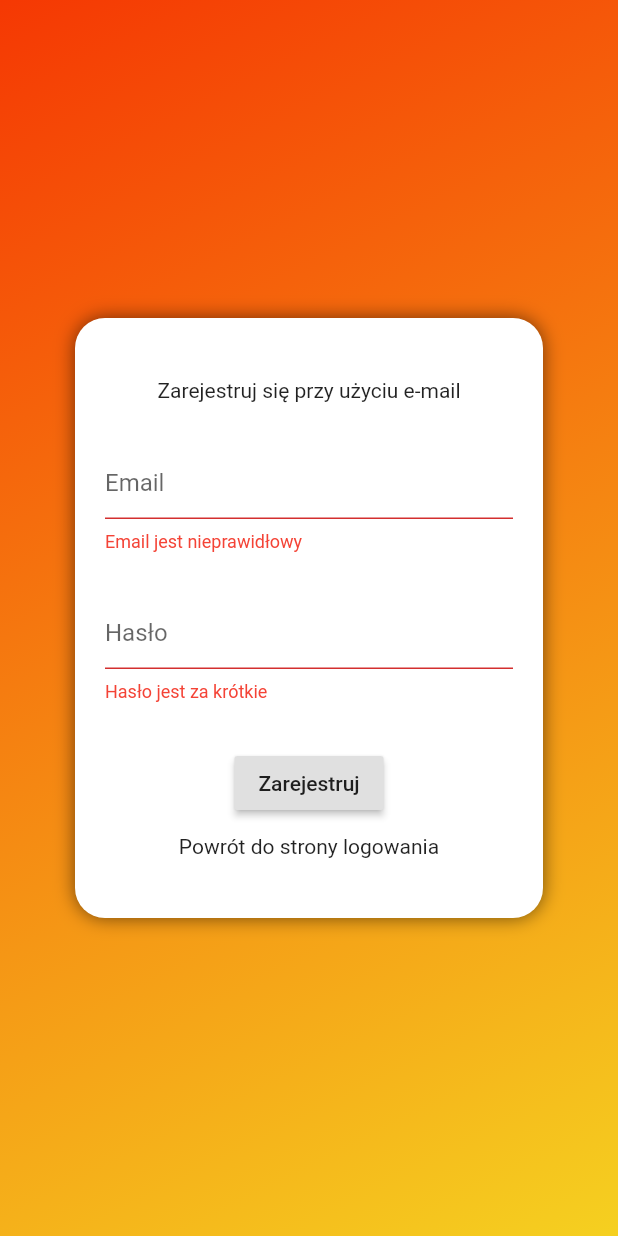
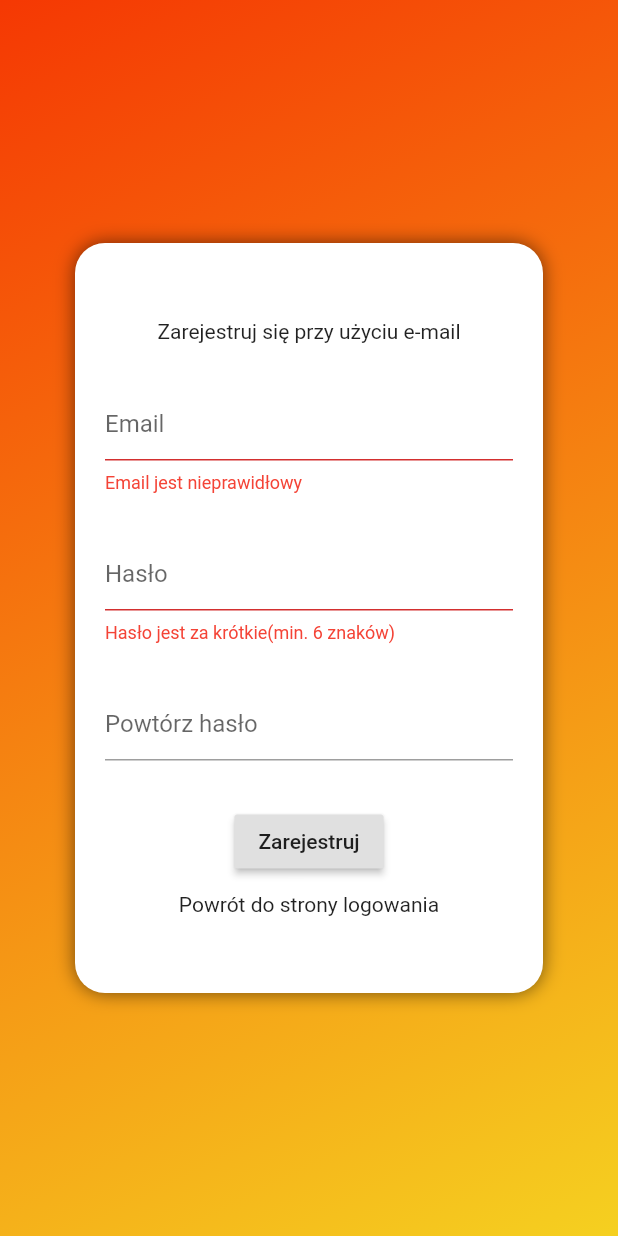
Before and after one commit to RRebilas/student_tool, a Flutter app: the RegisterPage screen opened directly, after a tap on "Zarejestruj", on a phone screen of 412 x 824 dp. Run offline on Flutter 3.47's test engine with Material 2 defaults, Android fonts, the phone set to English and light mode, and no system bars; our stand-ins replace bottom_navy_bar, email_validator, firebase_auth, font_awesome_flutter, google_fonts; accounts and stored records are empty; network calls fail.

Commit message:
implemented signing up with email and password

```diff
--- a/lib/screens/RegisterPage.dart
+++ b/lib/screens/RegisterPage.dart
@@ -1,5 +1,6 @@
 import 'package:email_validator/email_validator.dart';
 import 'package:flutter/material.dart';
+import 'package:studenttool/authenticate/authenticate.dart';
 
 class RegisterPage extends StatefulWidget {
   @override
@@ -8,10 +9,16 @@ class RegisterPage extends StatefulWidget {
 
 class _RegisterPageState extends State<RegisterPage> {
   final _registerFormKey = GlobalKey<FormState>();
+  final GlobalKey<ScaffoldState> _scaffoldKey = GlobalKey<ScaffoldState>();
+
+  TextEditingController _email = TextEditingController();
+  TextEditingController _password = TextEditingController();
 
   @override
   Widget build(BuildContext context) {
-    return Scaffold(
+    return SafeArea(
+      child: Scaffold(
+        key: _scaffoldKey,
         body: Container(
           decoration: BoxDecoration(
             gradient: LinearGradient(
@@ -39,7 +46,7 @@ class _RegisterPageState extends State<RegisterPage> {
                         BoxShadow(color: Colors.black54, blurRadius: 10),
                       ],
                     ),
-                  height: 400,
+                    height: 500,
                     child: Padding(
                       padding: const EdgeInsets.symmetric(horizontal: 20),
                       child: Column(
@@ -53,17 +60,33 @@ class _RegisterPageState extends State<RegisterPage> {
                             return (EmailValidator.validate(email))
                                 ? null
                                 : "Email jest nieprawidłowy";
-                        }, false),
+                          }, false, controller: _email),
                           formField("Hasło", (password) {
-                          return (password.length >= 3)
+                            if (password.length >= 6) {
+                              return null;
+                            }
+                            return "Hasło jest za krótkie(min. 6 znaków)";
+                          }, true, controller: _password),
+                          formField("Powtórz hasło", (password) {
+                            return (password == _password.text)
                                 ? null
-                              : "Hasło jest za krótkie";
+                                : "Hasła się nie zgadzają";
                           }, true),
                           RaisedButton(
                             child: Text("Zarejestruj"),
                             onPressed: () async {
                               if (_registerFormKey.currentState.validate()) {
-                              print("Processing");
+                                dynamic result = await EmailAuth()
+                                    .registerWithEmailAndPassword(
+                                        _email.text, _password.text);
+                                if (result == null) {
+                                  _scaffoldKey.currentState
+                                      .showSnackBar(SnackBar(
+                                    content: Text(
+                                        "Użyty email isntieje w bazie danych, użyj innego"),
+                                    duration: Duration(seconds: 5),
+                                  ));
+                                }
                               }
                             },
                           ),
@@ -83,10 +106,12 @@ class _RegisterPageState extends State<RegisterPage> {
             ),
           ),
         ),
+      ),
     );
   }
 
-  Widget formField(String label, Function validator, bool password) {
+  Widget formField(String label, Function validator, bool password,
+      {TextEditingController controller}) {
     return Column(
       children: <Widget>[
         TextFormField(
@@ -97,6 +122,7 @@ class _RegisterPageState extends State<RegisterPage> {
               errorStyle: TextStyle(color: Colors.red)),
           validator: validator,
           obscureText: password,
+          controller: controller ??= null,
         ),
         SizedBox(height: 30),
       ],
--- a/lib/screens/auth_page.dart
+++ b/lib/screens/auth_page.dart
@@ -35,7 +35,7 @@ class AuthPage extends StatelessWidget {
                       BoxShadow(color: Colors.black54, blurRadius: 10),
                     ],
                   ),
-                  height: 400,
+                  height: 500,
                   child: Padding(
                     padding: const EdgeInsets.symmetric(horizontal: 20),
                     child: Column(
--- a/lib/screens/listener.dart
+++ b/lib/screens/listener.dart
@@ -8,7 +8,7 @@ import 'AppScreen.dart';
 class AuthListener extends StatelessWidget {
   @override
   Widget build(BuildContext context) {
-    final user = Provider.of<User>(context);
+    final user = context.watch<User>();
 
     return (user == null) ? AuthPage() : AppScreen();
   }
--- a/pubspec.yaml
+++ b/pubspec.yaml
@@ -16,7 +16,7 @@ dependencies:
   cupertino_icons: ^0.1.3
   pedantic: ^1.8.0
   google_fonts: ^1.1.0
-  provider: ^4.1.2
+  provider: ^4.2.0
   firebase_core: ^0.4.5
   firebase_auth: ^0.16.1
   cloud_firestore: ^0.13.6
```
Also changed, not shown: lib/authenticate/authenticate.dart (+16 -3 lines), pubspec.lock. Lines whose indentation alone changed are shown as unchanged.
